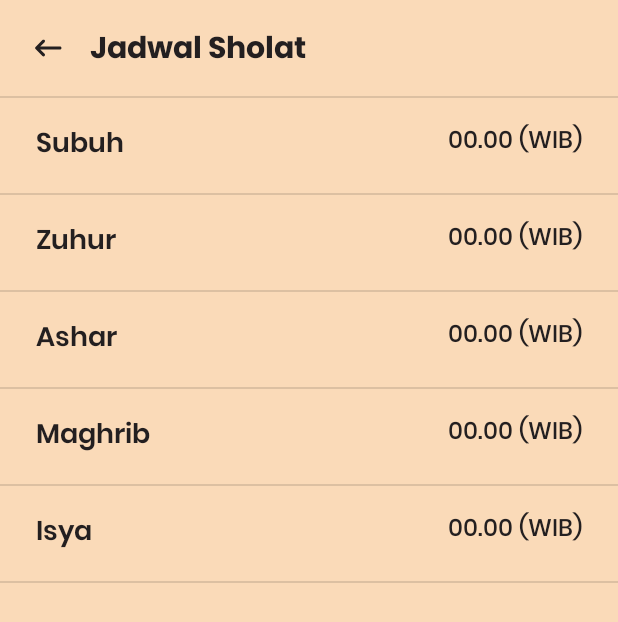
After one commit to Ysfii-Dev/qibla-finder, an Android app: the JadwalActivity screen opened directly, with no data from a screen before it, on a phone screen of 412 x 824 dp. The commit adds this screen. Shown: the top 622 px of the screen. Run offline under Robolectric (Android 15) with nearby library versions, the phone set to English and light mode, and no system bars; our stand-ins replace Volley; network calls fail; 1 statement that could not run was skipped.

Commit message:
feat: jadwal sholat feature

```diff
--- /dev/null
+++ b/app/src/main/java/com/uas/qiblafinder/JadwalActivity.java
@@ -0,0 +1,89 @@
+package com.uas.qiblafinder;
+
+import androidx.appcompat.app.AppCompatActivity;
+
+import android.os.Bundle;
+import android.util.Log;
+import android.view.View;
+import android.widget.ImageButton;
+import android.widget.TextView;
+import android.widget.Toast;
+
+import com.android.volley.Request;
+import com.android.volley.RequestQueue;
+import com.android.volley.Response;
+import com.android.volley.VolleyError;
+import com.android.volley.toolbox.JsonObjectRequest;
+import com.android.volley.toolbox.Volley;
+
+import org.json.JSONArray;
+import org.json.JSONException;
+import org.json.JSONObject;
+
+import java.time.LocalDate;
+
+public class JadwalActivity extends AppCompatActivity {
+    private ImageButton btnJadwalBack;
+    private TextView textSubuh, textZuhur, textAshar, textMaghrib, textIsya;
+    GPSTracker gps;
+
+    @Override
+    protected void onCreate(Bundle savedInstanceState) {
+        super.onCreate(savedInstanceState);
+        setContentView(R.layout.activity_jadwal);
+
+        btnJadwalBack = (ImageButton) findViewById(R.id.btnJadwalBack);
+
+        textSubuh = (TextView) findViewById(R.id.textSubuh);
+        textZuhur = (TextView) findViewById(R.id.textZuhur);
+        textAshar = (TextView) findViewById(R.id.textAshar);
+        textMaghrib = (TextView) findViewById(R.id.textMaghrib);
+        textIsya = (TextView) findViewById(R.id.textIsya);
+
+        LocalDate date = LocalDate.now();
+        int year = date.getYear();
+        int month = date.getMonthValue();
+        int day = date.getDayOfMonth();
+
+        gps = new GPSTracker(this);
+        if (gps.canGetLocation()) {
+            double lat = gps.getLatitude();
+            double lon = gps.getLongitude();
+
+            RequestQueue requestQueue = Volley.newRequestQueue(this);
+            String url = String.format("https://api.aladhan.com/v1/calendar/%d/%d?latitude=%f&longitude=%f&method=99", year, month, lat, lon);
+            JsonObjectRequest jsonObjectRequest = new JsonObjectRequest(Request.Method.GET, url, null, new Response.Listener<JSONObject>() {
+                @Override
+                public void onResponse(JSONObject response) {
+                    try {
+                        JSONArray jsonArray = response.getJSONArray("data");
+                        JSONObject jsonObject = jsonArray.getJSONObject(day - 1);
+                        JSONObject data = jsonObject.getJSONObject("timings");
+
+                        textSubuh.setText(data.getString("Fajr"));
+                        textZuhur.setText(data.getString("Dhuhr"));
+                        textAshar.setText(data.getString("Asr"));
+                        textMaghrib.setText(data.getString("Maghrib"));
+                        textIsya.setText(data.getString("Isha"));
+                    } catch (JSONException e) {
+                        e.printStackTrace();
+                    }
+                }
+            }, new Response.ErrorListener() {
+                @Override
+                public void onErrorResponse(VolleyError error) {
+                    Toast.makeText(JadwalActivity.this, error.getMessage(), Toast.LENGTH_SHORT).show();
+                }
+            });
+
+            requestQueue.add(jsonObjectRequest);
+        }
+
+        btnJadwalBack.setOnClickListener(new View.OnClickListener() {
+            @Override
+            public void onClick(View v) {
+                finish();
+            }
+        });
+    }
+}
--- a/app/src/main/java/com/uas/qiblafinder/MainActivity.java
+++ b/app/src/main/java/com/uas/qiblafinder/MainActivity.java
@@ -30,7 +30,7 @@ public class MainActivity extends AppCompatActivity {
     private Compass compass;
     private ImageView compassOuter, compassDegree, compassArrow;
     private TextView textCity, textDegree;
-    private ImageButton btnDeveloper;
+    private ImageButton btnDeveloper, btnJadwal;
     private float currentAzimuth;
     private String city;
     SharedPreferences prefs;
@@ -61,10 +61,20 @@ public class MainActivity extends AppCompatActivity {
         textDegree.setText(qiblaDeg);
 
         btnDeveloper = (ImageButton) findViewById(R.id.btnDeveloper);
+        btnJadwal = (ImageButton) findViewById(R.id.btnJadwal);
+
         btnDeveloper.setOnClickListener(new View.OnClickListener() {
             @Override
             public void onClick(View v) {
                 Intent intent = new Intent(MainActivity.this, DeveloperActivity.class);
+                startActivity(intent);
+            }
+        });
+
+        btnJadwal.setOnClickListener(new View.OnClickListener() {
+            @Override
+            public void onClick(View v) {
+                Intent intent = new Intent(MainActivity.this, JadwalActivity.class);
                 startActivity(intent);
             }
         });
--- /dev/null
+++ b/app/src/main/res/layout/activity_jadwal.xml
@@ -0,0 +1,266 @@
+<?xml version="1.0" encoding="utf-8"?>
+<androidx.constraintlayout.widget.ConstraintLayout xmlns:android="http://schemas.android.com/apk/res/android"
+    xmlns:app="http://schemas.android.com/apk/res-auto"
+    xmlns:tools="http://schemas.android.com/tools"
+    android:layout_width="match_parent"
+    android:layout_height="match_parent"
+    android:background="#FADAB8"
+    tools:context=".JadwalActivity">
+
+    <LinearLayout
+        android:id="@+id/lyJadwalNav"
+        android:layout_width="match_parent"
+        android:layout_height="wrap_content"
+        android:orientation="horizontal"
+        android:padding="16dp"
+        android:gravity="center_vertical"
+        app:layout_constraintEnd_toEndOf="parent"
+        app:layout_constraintStart_toStartOf="parent"
+        app:layout_constraintTop_toTopOf="parent">
+
+
+        <ImageButton
+            android:id="@+id/btnJadwalBack"
+            android:layout_width="32dp"
+            android:layout_height="32dp"
+            android:background="#00FFFFFF"
+            android:src="@drawable/round_keyboard_backspace_24"
+            android:layout_marginRight="12dp"/>
+
+        <TextView
+            android:layout_width="wrap_content"
+            android:layout_height="wrap_content"
+            android:layout_weight="1"
+            android:fontFamily="@font/poppins_bold"
+            android:includeFontPadding="false"
+            android:text="Jadwal Sholat"
+            android:textColor="#231F20"
+            android:textSize="20sp" />
+    </LinearLayout>
+
+    <LinearLayout
+        android:layout_width="match_parent"
+        android:layout_height="wrap_content"
+        android:orientation="vertical"
+        app:layout_constraintTop_toBottomOf="@id/lyJadwalNav"
+        app:layout_constraintStart_toStartOf="parent"
+        app:layout_constraintEnd_toEndOf="parent">
+
+        <View
+            android:layout_width="match_parent"
+            android:layout_height="1dp"
+            android:background="?android:attr/listDivider" />
+
+        <androidx.cardview.widget.CardView
+            android:layout_width="match_parent"
+            android:layout_height="wrap_content"
+            app:cardBackgroundColor="#00FFFFFF"
+            app:cardCornerRadius="0dp"
+            app:cardElevation="0dp">
+
+            <RelativeLayout
+                android:layout_width="match_parent"
+                android:layout_height="wrap_content"
+                android:orientation="horizontal"
+                android:paddingHorizontal="24dp"
+                android:paddingVertical="16dp">
+
+                <TextView
+                    android:layout_width="wrap_content"
+                    android:layout_height="wrap_content"
+                    android:fontFamily="@font/poppins_semibold"
+                    android:text="Subuh"
+                    android:textColor="#231F20"
+                    android:textSize="18sp"
+                    android:layout_alignParentLeft="true"/>
+
+                <TextView
+                    android:id="@+id/textSubuh"
+                    android:layout_width="wrap_content"
+                    android:layout_height="wrap_content"
+                    android:fontFamily="@font/poppins_medium"
+                    android:text="00.00 (WIB)"
+                    android:textColor="#231F20"
+                    android:textSize="16sp"
+                    android:layout_alignParentRight="true"/>
+
+            </RelativeLayout>
+
+        </androidx.cardview.widget.CardView>
+
+        <View
+            android:layout_width="match_parent"
+            android:layout_height="1dp"
+            android:background="?android:attr/listDivider" />
+
+        <androidx.cardview.widget.CardView
+            android:layout_width="match_parent"
+            android:layout_height="wrap_content"
+            app:cardBackgroundColor="#00FFFFFF"
+            app:cardCornerRadius="0dp"
+            app:cardElevation="0dp">
+
+            <RelativeLayout
+                android:layout_width="match_parent"
+                android:layout_height="wrap_content"
+                android:orientation="horizontal"
+                android:paddingHorizontal="24dp"
+                android:paddingVertical="16dp">
+
+                <TextView
+                    android:layout_width="wrap_content"
+                    android:layout_height="wrap_content"
+                    android:fontFamily="@font/poppins_semibold"
+                    android:text="Zuhur"
+                    android:textColor="#231F20"
+                    android:textSize="18sp"
+                    android:layout_alignParentLeft="true"/>
+
+                <TextView
+                    android:id="@+id/textZuhur"
+                    android:layout_width="wrap_content"
+                    android:layout_height="wrap_content"
+                    android:fontFamily="@font/poppins_medium"
+                    android:text="00.00 (WIB)"
+                    android:textColor="#231F20"
+                    android:textSize="16sp"
+                    android:layout_alignParentRight="true"/>
+
+            </RelativeLayout>
+
+        </androidx.cardview.widget.CardView>
+
+        <View
+            android:layout_width="match_parent"
+            android:layout_height="1dp"
+            android:background="?android:attr/listDivider" />
+
+        <androidx.cardview.widget.CardView
+            android:layout_width="match_parent"
+            android:layout_height="wrap_content"
+            app:cardBackgroundColor="#00FFFFFF"
+            app:cardCornerRadius="0dp"
+            app:cardElevation="0dp">
+
+            <RelativeLayout
+                android:layout_width="match_parent"
+                android:layout_height="wrap_content"
+                android:orientation="horizontal"
+                android:paddingHorizontal="24dp"
+                android:paddingVertical="16dp">
+
+                <TextView
+                    android:layout_width="wrap_content"
+                    android:layout_height="wrap_content"
+                    android:fontFamily="@font/poppins_semibold"
+                    android:text="Ashar"
+                    android:textColor="#231F20"
+                    android:textSize="18sp"
+                    android:layout_alignParentLeft="true"/>
+
+                <TextView
+                    android:id="@+id/textAshar"
+                    android:layout_width="wrap_content"
+                    android:layout_height="wrap_content"
+                    android:fontFamily="@font/poppins_medium"
+                    android:text="00.00 (WIB)"
+                    android:textColor="#231F20"
+                    android:textSize="16sp"
+                    android:layout_alignParentRight="true"/>
+
+            </RelativeLayout>
+
+        </androidx.cardview.widget.CardView>
+
+        <View
+            android:layout_width="match_parent"
+            android:layout_height="1dp"
+            android:background="?android:attr/listDivider" />
+
+        <androidx.cardview.widget.CardView
+            android:layout_width="match_parent"
+            android:layout_height="wrap_content"
+            app:cardBackgroundColor="#00FFFFFF"
+            app:cardCornerRadius="0dp"
+            app:cardElevation="0dp">
+
+            <RelativeLayout
+                android:layout_width="match_parent"
+                android:layout_height="wrap_content"
+                android:orientation="horizontal"
+                android:paddingHorizontal="24dp"
+                android:paddingVertical="16dp">
+
+                <TextView
+                    android:layout_width="wrap_content"
+                    android:layout_height="wrap_content"
+                    android:fontFamily="@font/poppins_semibold"
+                    android:text="Maghrib"
+                    android:textColor="#231F20"
+                    android:textSize="18sp"
+                    android:layout_alignParentLeft="true"/>
+
+                <TextView
+                    android:id="@+id/textMaghrib"
+                    android:layout_width="wrap_content"
+                    android:layout_height="wrap_content"
+                    android:fontFamily="@font/poppins_medium"
+                    android:text="00.00 (WIB)"
+                    android:textColor="#231F20"
+                    android:textSize="16sp"
+                    android:layout_alignParentRight="true"/>
+
+            </RelativeLayout>
+
+        </androidx.cardview.widget.CardView>
+
+        <View
+            android:layout_width="match_parent"
+            android:layout_height="1dp"
+            android:background="?android:attr/listDivider" />
+
+        <androidx.cardview.widget.CardView
+            android:layout_width="match_parent"
+            android:layout_height="wrap_content"
+            app:cardBackgroundColor="#00FFFFFF"
+            app:cardCornerRadius="0dp"
+            app:cardElevation="0dp">
+
+            <RelativeLayout
+                android:layout_width="match_parent"
+                android:layout_height="wrap_content"
+                android:orientation="horizontal"
+                android:paddingHorizontal="24dp"
+                android:paddingVertical="16dp">
+
+                <TextView
+                    android:layout_width="wrap_content"
+                    android:layout_height="wrap_content"
+                    android:fontFamily="@font/poppins_semibold"
+                    android:text="Isya"
+                    android:textColor="#231F20"
+                    android:textSize="18sp"
+                    android:layout_alignParentLeft="true"/>
+
+                <TextView
+                    android:id="@+id/textIsya"
+                    android:layout_width="wrap_content"
+                    android:layout_height="wrap_content"
+                    android:fontFamily="@font/poppins_medium"
+                    android:text="00.00 (WIB)"
+                    android:textColor="#231F20"
+                    android:textSize="16sp"
+                    android:layout_alignParentRight="true"/>
+
+            </RelativeLayout>
+
+        </androidx.cardview.widget.CardView>
+
+        <View
+            android:layout_width="match_parent"
+            android:layout_height="1dp"
+            android:background="?android:attr/listDivider" />
+
+    </LinearLayout>
+
+</androidx.constraintlayout.widget.ConstraintLayout>
--- a/app/src/main/res/layout/activity_main.xml
+++ b/app/src/main/res/layout/activity_main.xml
@@ -18,6 +18,18 @@
         android:padding="12dp"
         app:layout_constraintBottom_toBottomOf="parent"
         app:layout_constraintStart_toStartOf="parent" />
+
+    <ImageButton
+        android:id="@+id/btnJadwal"
+        android:layout_width="wrap_content"
+        android:layout_height="wrap_content"
+        android:layout_marginEnd="16dp"
+        android:layout_marginBottom="28dp"
+        android:background="@drawable/circular_button"
+        android:src="@drawable/round_access_time_24"
+        android:padding="12dp"
+        app:layout_constraintBottom_toBottomOf="parent"
+        app:layout_constraintEnd_toEndOf="parent" />
 
     <ImageView
         android:id="@+id/compassBg"
```
